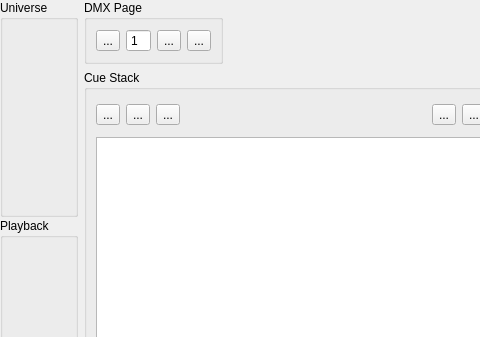
This is trunk/ui/src/simpledesk.ui in Bondzio/qlc as Qt 5 draws it before an edit; both pictures show x 0 to 480 and y 0 to 337 of the 564 by 434 pixel window. The edited form follows.
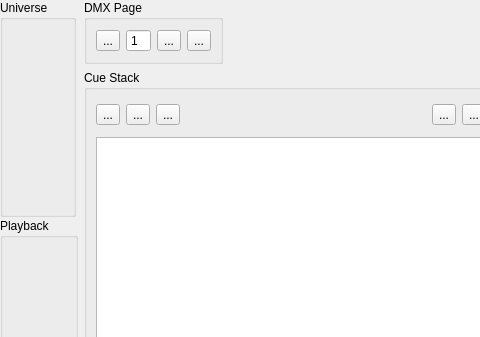
This is the edited form. Icons and pictures are not drawn.

Commit message: Give more space to cue stack

The edit to the form file:
```diff
--- a/trunk/ui/src/simpledesk.ui
+++ b/trunk/ui/src/simpledesk.ui
@@ -24,6 +24,12 @@
      </property>
      <item>
       <widget class="QGroupBox" name="m_universeGroup">
+       <property name="sizePolicy">
+        <sizepolicy hsizetype="Maximum" vsizetype="Preferred">
+         <horstretch>0</horstretch>
+         <verstretch>0</verstretch>
+        </sizepolicy>
+       </property>
        <property name="title">
         <string>Universe</string>
        </property>
```
Left out of the diff: 26 changed lines with no effect on the pictures. The commit also changes 2 other files.
